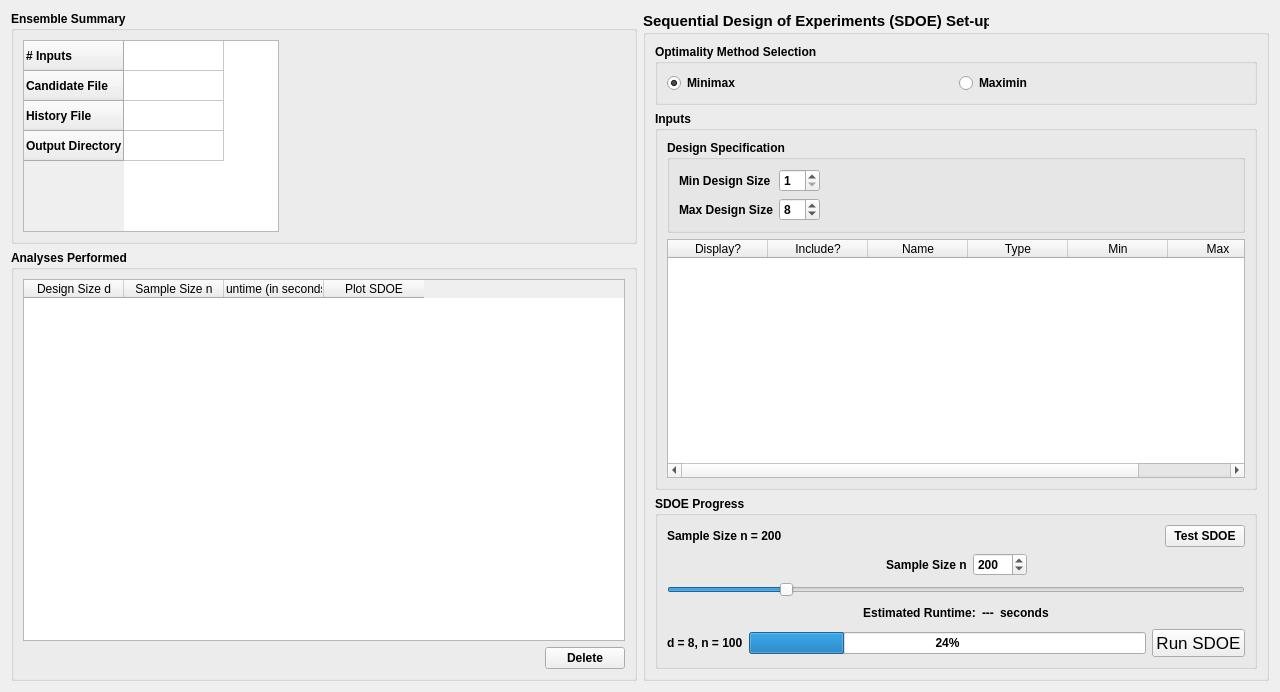
Before: the Qt Designer form foqus_lib/gui/sdoe/sdoeAnalysisDialog_UI.ui in CCSI-Toolset/FOQUS, drawn with Qt 5.
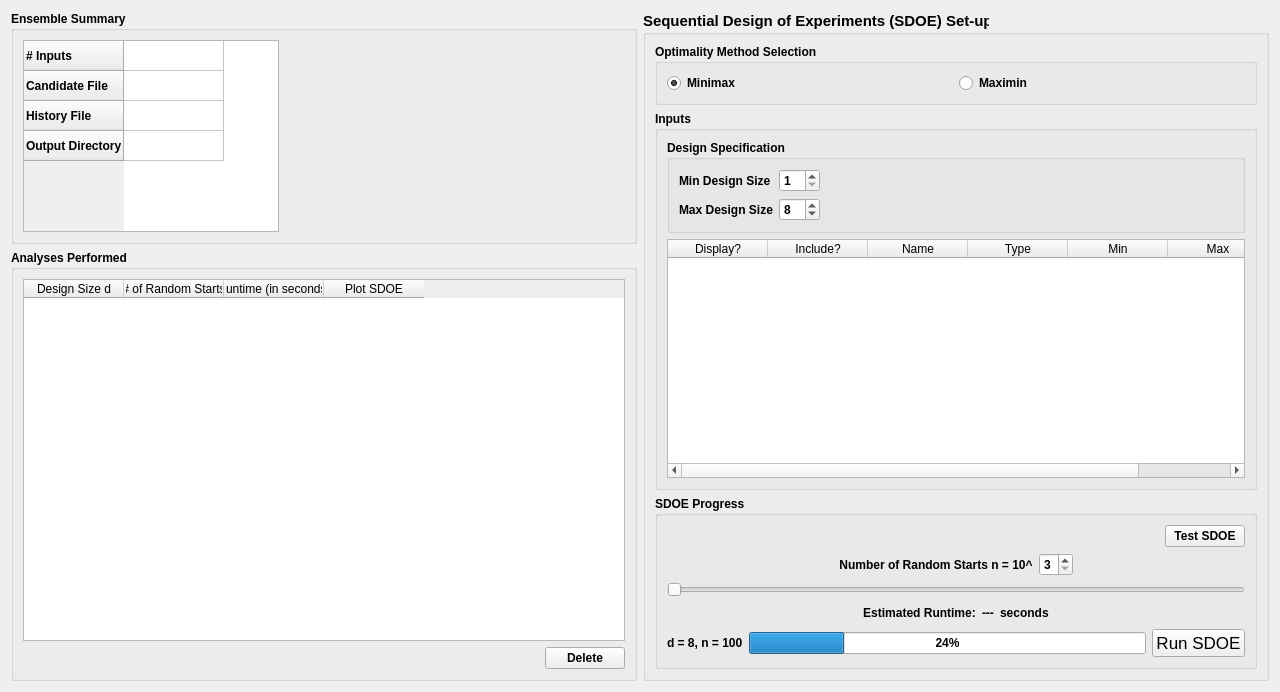
After: the same form once the commit is applied.

Diff of the .ui file:
```diff
--- a/foqus_lib/gui/sdoe/sdoeAnalysisDialog_UI.ui
+++ b/foqus_lib/gui/sdoe/sdoeAnalysisDialog_UI.ui
@@ -316,13 +316,6 @@
         <layout class="QVBoxLayout" name="verticalLayout_2">
          <item>
           <layout class="QHBoxLayout" name="horizontalLayout">
-           <item>
-            <widget class="QLabel" name="sampleSizeTest_static">
-             <property name="text">
-              <string>Sample Size n = 200</string>
-             </property>
-            </widget>
-           </item>
            <item>
             <spacer name="horizontalSpacer_5">
              <property name="orientation">
@@ -366,7 +359,7 @@
            <item>
             <widget class="QLabel" name="sampleSize_static">
              <property name="text">
-              <string>Sample Size n</string>
+              <string>Number of Random Starts n = 10^</string>
              </property>
              <property name="alignment">
               <set>Qt::AlignCenter</set>
@@ -376,13 +369,13 @@
            <item>
             <widget class="QSpinBox" name="sampleSize_spin">
              <property name="minimum">
-              <number>10</number>
+              <number>3</number>
              </property>
              <property name="maximum">
-              <number>1000</number>
+              <number>7</number>
              </property>
              <property name="value">
-              <number>200</number>
+              <number>3</number>
              </property>
             </widget>
            </item>
@@ -404,13 +397,22 @@
          <item>
           <widget class="QSlider" name="sampleSizeRuntime_slider">
            <property name="minimum">
-            <number>1</number>
+            <number>3</number>
            </property>
            <property name="maximum">
-            <number>1000</number>
+            <number>7</number>
+           </property>
+           <property name="singleStep">
+            <number>1</number>
+           </property>
+           <property name="pageStep">
+            <number>1</number>
            </property>
            <property name="value">
-            <number>200</number>
+            <number>3</number>
+           </property>
+           <property name="tracking">
+            <bool>true</bool>
            </property>
            <property name="orientation">
             <enum>Qt::Horizontal</enum>
@@ -568,7 +570,7 @@
         </column>
         <column>
          <property name="text">
-          <string>Sample Size n</string>
+          <string># of Random Starts</string>
          </property>
         </column>
         <column>
```
Left out of the diff: 53 changed lines with no effect on the pictures.
